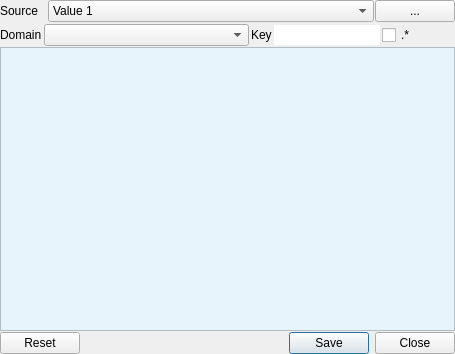
Old version of the form enmapbox/coreapps/metadataeditorV2/metadataeditor.ui in the repository jakimowb/enmapbox_testmigration2.
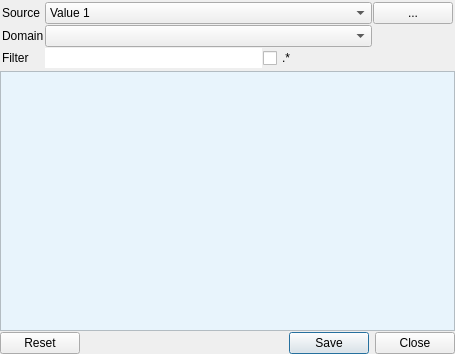
New version of the form. Icons and pictures are not drawn.

Commit message: metadataeditorV2 - QGIS 3 fixes

The edit to the form file:
```diff
--- a/enmapbox/coreapps/metadataeditorV2/metadataeditor.ui
+++ b/enmapbox/coreapps/metadataeditorV2/metadataeditor.ui
@@ -30,14 +30,47 @@
     <number>0</number>
    </property>
    <item>
-    <layout class="QHBoxLayout" name="horizontalLayout">
-     <property name="spacing">
-      <number>1</number>
+    <layout class="QGridLayout" name="gridLayout">
+     <property name="leftMargin">
+      <number>2</number>
+     </property>
+     <property name="topMargin">
+      <number>2</number>
+     </property>
+     <property name="rightMargin">
+      <number>2</number>
      </property>
      <property name="bottomMargin">
-      <number>1</number>
+      <number>2</number>
      </property>
-     <item>
+     <item row="2" column="0">
+      <widget class="QLabel" name="labelFilter">
+       <property name="text">
+        <string>Filter</string>
+       </property>
+      </widget>
+     </item>
+     <item row="1" column="0">
+      <widget class="QLabel" name="labelFilter_2">
+       <property name="text">
+        <string>Domain</string>
+       </property>
+      </widget>
+     </item>
+     <item row="0" column="4">
+      <widget class="QPushButton" name="btnSelectSource">
+       <property name="sizePolicy">
+        <sizepolicy hsizetype="Preferred" vsizetype="Preferred">
+         <horstretch>1</horstretch>
+         <verstretch>0</verstretch>
+        </sizepolicy>
+       </property>
+       <property name="text">
+        <string>...</string>
+       </property>
+      </widget>
+     </item>
+     <item row="0" column="0">
       <widget class="QLabel" name="labelSource">
        <property name="sizePolicy">
         <sizepolicy hsizetype="Preferred" vsizetype="Preferred">
@@ -50,7 +83,31 @@
        </property>
       </widget>
      </item>
-     <item>
+     <item row="2" column="3">
+      <widget class="QCheckBox" name="cbRegex">
+       <property name="text">
+        <string>.*</string>
+       </property>
+      </widget>
+     </item>
+     <item row="2" column="1" colspan="2">
+      <widget class="QLineEdit" name="tbKeyFilter">
+       <property name="frame">
+        <bool>false</bool>
+       </property>
+      </widget>
+     </item>
+     <item row="1" column="1" colspan="3">
+      <widget class="QComboBox" name="cbDomainFilter">
+       <property name="sizePolicy">
+        <sizepolicy hsizetype="Preferred" vsizetype="Fixed">
+         <horstretch>2</horstretch>
+         <verstretch>0</verstretch>
+        </sizepolicy>
+       </property>
+      </widget>
+     </item>
+     <item row="0" column="1" colspan="3">
       <widget class="QComboBox" name="cbSource">
        <property name="sizePolicy">
         <sizepolicy hsizetype="Preferred" vsizetype="Fixed">
@@ -74,80 +131,6 @@
         </property>
        </item>
       </widget>
-     </item>
-     <item>
-      <widget class="QPushButton" name="btnSelectSource">
-       <property name="sizePolicy">
-        <sizepolicy hsizetype="Minimum" vsizetype="Fixed">
-         <horstretch>0</horstretch>
-         <verstretch>0</verstretch>
-        </sizepolicy>
-       </property>
-       <property name="text">
-        <string>...</string>
-       </property>
-      </widget>
-     </item>
-    </layout>
-   </item>
-   <item>
-    <layout class="QHBoxLayout" name="horizontalLayout_2">
-     <property name="spacing">
-      <number>2</number>
-     </property>
-     <property name="bottomMargin">
-      <number>0</number>
-     </property>
-     <item>
-      <widget class="QLabel" name="labelFilter_2">
-       <property name="text">
-        <string>Domain</string>
-       </property>
-      </widget>
-     </item>
-     <item>
-      <widget class="QComboBox" name="cbDomainFilter">
-       <property name="sizePolicy">
-        <sizepolicy hsizetype="Preferred" vsizetype="Fixed">
-         <horstretch>2</horstretch>
-         <verstretch>0</verstretch>
-        </sizepolicy>
-       </property>
-      </widget>
-     </item>
-     <item>
-      <widget class="QLabel" name="labelFilter">
-       <property name="text">
-        <string>Key</string>
-       </property>
-      </widget>
-     </item>
-     <item>
-      <widget class="QLineEdit" name="tbKeyFilter">
-       <property name="frame">
-        <bool>false</bool>
-       </property>
-      </widget>
-     </item>
-     <item>
-      <widget class="QCheckBox" name="cbRegex">
-       <property name="text">
-        <string>.*</string>
-       </property>
-      </widget>
-     </item>
-     <item>
-      <spacer name="horizontalSpacer">
-       <property name="orientation">
-        <enum>Qt::Horizontal</enum>
-       </property>
-       <property name="sizeHint" stdset="0">
-        <size>
-         <width>40</width>
-         <height>20</height>
-        </size>
-       </property>
-      </spacer>
      </item>
     </layout>
    </item>
```
The commit also changes 4 other files.
